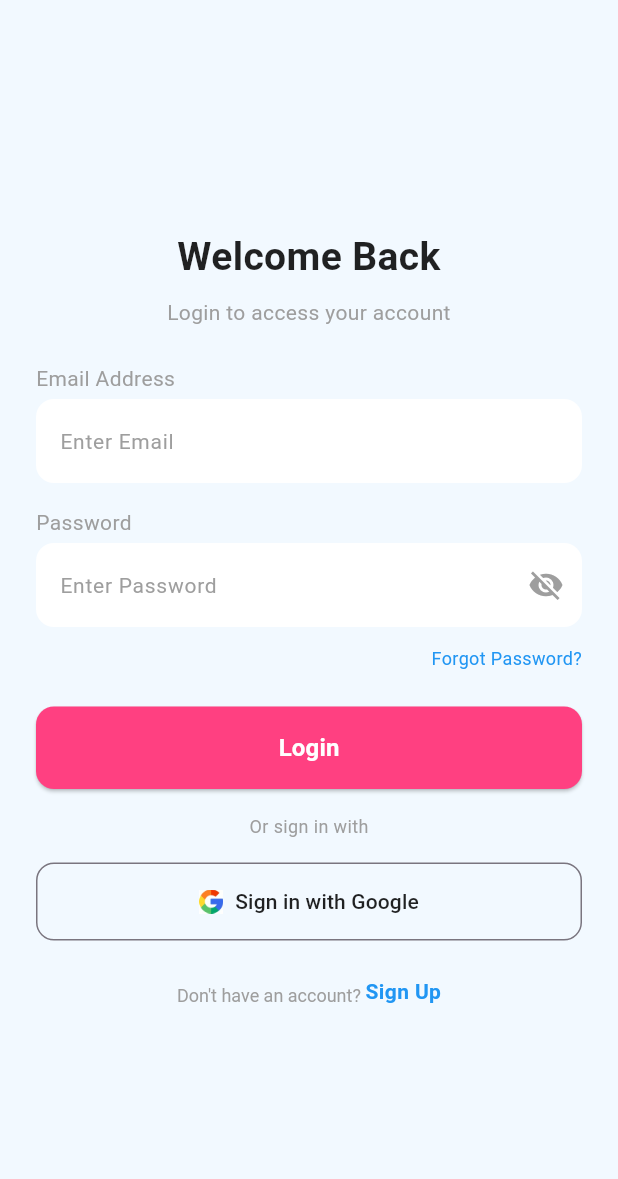
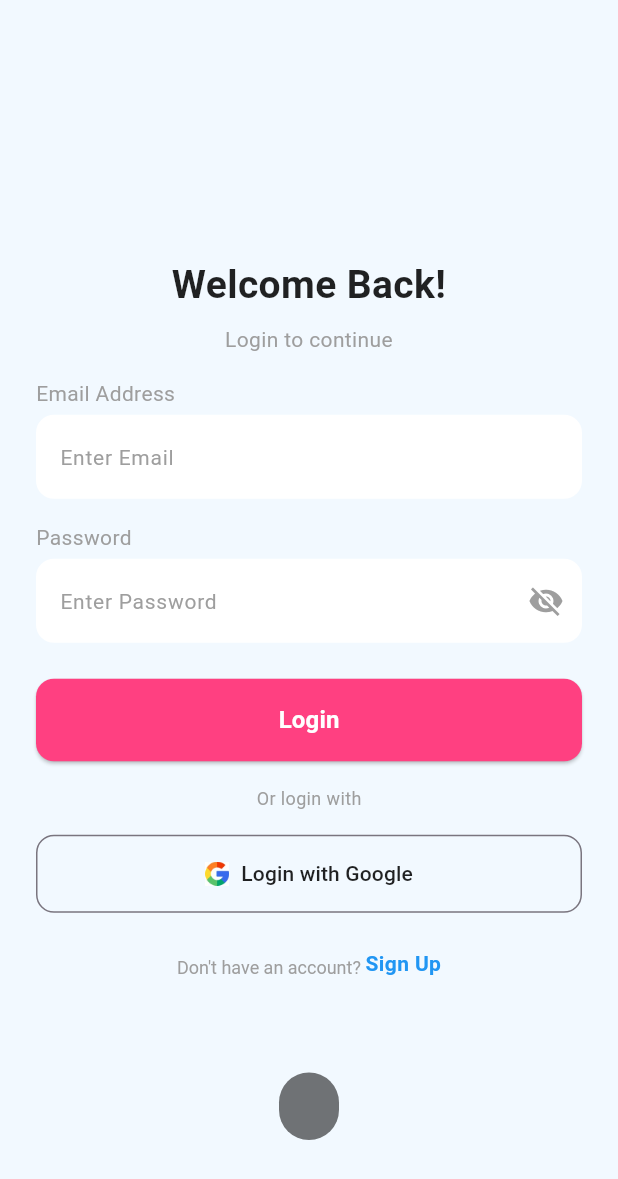
Before and after one commit to disrizka/secondbase, a Flutter app: the screen it shows after launch, after a tap on "Login", on a phone screen of 412 x 824 dp. Shown: the top 1179 px of the screen. Run offline on Flutter 3.47's test engine with Material 3 defaults, Android fonts, the phone set to English and light mode, and no system bars; our stand-ins replace firebase_auth, firebase_core, fluttertoast; accounts and stored records are empty; network calls fail; Roboto replaces fonts that are missing (Poppins).

Commit message:
login berhasil

```diff
--- a/lib/pages/login/login.dart
+++ b/lib/pages/login/login.dart
@@ -1,4 +1,5 @@
 import 'package:flutter/material.dart';
+import 'package:secondbase/services/auth_service.dart';
 import 'package:secondbase/pages/signup/signup.dart';
 
 class LoginScreen extends StatefulWidget {
@@ -11,10 +12,7 @@
 class _LoginScreenState extends State<LoginScreen> {
   final TextEditingController _emailController = TextEditingController();
   final TextEditingController _passwordController = TextEditingController();
-  // final TextEditingController _phoneController = TextEditingController();
-
   bool _isObsecure = true;
-  bool _isActive = true;
 
   @override
   Widget build(BuildContext context) {
@@ -28,7 +26,7 @@
             crossAxisAlignment: CrossAxisAlignment.center,
             children: [
               Text(
-                "Welcome Back",
+                "Welcome Back!",
                 textAlign: TextAlign.center,
                 style: TextStyle(
                   fontFamily: "Poppins",
@@ -39,7 +37,7 @@
               ),
               SizedBox(height: 8),
               Text(
-                "Login to access your account",
+                "Login to continue",
                 textAlign: TextAlign.center,
                 style: TextStyle(
                   fontFamily: "Poppins",
@@ -47,20 +45,13 @@
                   color: Colors.grey,
                 ),
               ),
-              SizedBox(height: 24),
+              SizedBox(height: 16),
               _buildTextField(
                 "Email Address",
                 _emailController,
                 "Enter Email",
                 false,
               ),
-              // SizedBox(height: 16),
-              // _buildTextField(
-              //   "Phone Number",
-              //   _phoneController,
-              //   "Enter Phone Number",
-              //   false,
-              // ),
               SizedBox(height: 16),
               _buildTextField(
                 "Password",
@@ -68,24 +59,12 @@
                 "Enter Password",
                 true,
               ),
-              SizedBox(height: 12),
-              Align(
-                alignment: Alignment.centerRight,
-                child: Text(
-                  "Forgot Password?",
-                  style: TextStyle(
-                    color: Colors.blue,
-                    fontSize: 12,
-                    fontFamily: "Poppins",
-                  ),
-                ),
-              ),
               SizedBox(height: 24),
               _buildLoginButton(),
               SizedBox(height: 16),
               Center(
                 child: Text(
-                  "Or sign in with",
+                  "Or login with",
                   style: TextStyle(
                     fontFamily: "Poppins",
                     fontSize: 12,
@@ -182,14 +161,13 @@
 
   Widget _buildLoginButton() {
     return ElevatedButton(
-      onPressed:
-          _isActive
-              ? () {
-                // Navigator.of(context).pushReplacement(
-                //   MaterialPageRoute(builder: (context) => SignUpScreen()),
-                // );
-              }
-              : null,
+      onPressed: () async {
+        await AuthService().signin(
+          email: _emailController.text,
+          password: _passwordController.text,
+          context: context,
+        );
+      },
       style: ElevatedButton.styleFrom(
         backgroundColor: Colors.pinkAccent,
         shape: RoundedRectangleBorder(borderRadius: BorderRadius.circular(12)),
@@ -211,11 +189,7 @@
 
   Widget _buildGoogleLoginButton() {
     return OutlinedButton(
-      onPressed: () {
-        // Navigator.of(
-        //   context,
-        // ).pushReplacement(MaterialPageRoute(builder: (context) => Getscreen()));
-      },
+      onPressed: () {},
       style: OutlinedButton.styleFrom(
         shape: RoundedRectangleBorder(borderRadius: BorderRadius.circular(12)),
         padding: EdgeInsets.symmetric(vertical: 16),
@@ -226,7 +200,7 @@
           Image.asset("assets/google.jpeg", height: 16),
           SizedBox(width: 8),
           Text(
-            "Sign in with Google",
+            "Login with Google",
             style: TextStyle(
               fontSize: 14,
               color: Colors.black87,
--- a/lib/services/auth_service.dart
+++ b/lib/services/auth_service.dart
@@ -2,6 +2,7 @@
 import 'package:flutter/material.dart';
 import 'package:fluttertoast/fluttertoast.dart';
 import 'package:secondbase/pages/home/home.dart';
+import 'package:secondbase/pages/login/login.dart';
 
 class AuthService {
   Future<void> signup({
@@ -15,7 +16,6 @@
         password: password,
       );
 
-      await Future.delayed(const Duration(seconds: 1));
       Navigator.pushReplacement(
         context,
         MaterialPageRoute(builder: (BuildContext context) => const Home()),
@@ -26,7 +26,8 @@
         message = 'The password provided is too weak.';
       } else if (e.code == 'email-already-in-use') {
         message = 'An account already exists with that email.';
-      };
+      }
+      ;
       Fluttertoast.showToast(
         msg: message,
         toastLength: Toast.LENGTH_LONG,
@@ -37,4 +38,46 @@
       );
     } catch (e) {}
   }
+
+  Future<void> signin({
+    required String email,
+    required String password,
+    required BuildContext context,
+  }) async {
+    try {
+      await FirebaseAuth.instance.signInWithEmailAndPassword(
+        email: email,
+        password: password,
+      );
+
+      Navigator.pushReplacement(
+        context,
+        MaterialPageRoute(builder: (BuildContext context) => const Home()),
+      );
+    } on FirebaseAuthException catch (e) {
+      String message = '';
+      if (e.code == 'invalid-email') {
+        message = 'No user found for that email.';
+      } else if (e.code == 'invalid-credential') {
+        message = 'Wrong password provided for that user.';
+      }
+      Fluttertoast.showToast(
+        msg: message,
+        toastLength: Toast.LENGTH_LONG,
+        gravity: ToastGravity.SNACKBAR,
+        backgroundColor: Colors.black54,
+        textColor: Colors.white,
+        fontSize: 14.0,
+      );
+    } catch (e) {}
+  }
+
+  Future<void> signout({required BuildContext context}) async {
+    await FirebaseAuth.instance.signOut();
+    await Future.delayed(const Duration(seconds: 1));
+    Navigator.pushReplacement(
+      context,
+      MaterialPageRoute(builder: (BuildContext context) => LoginScreen()),
+    );
+  }
 }
```
Also changed, not shown: lib/pages/home/home.dart (+24 -19 lines).
